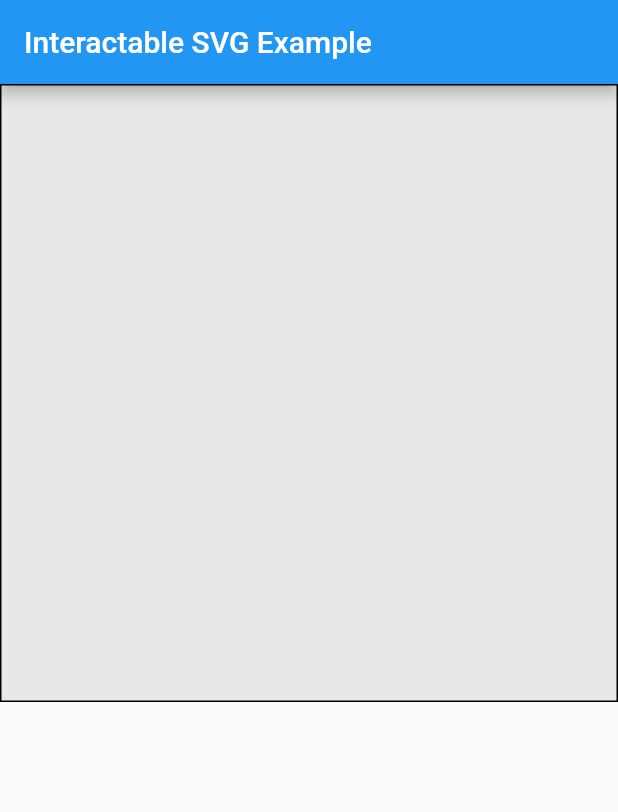
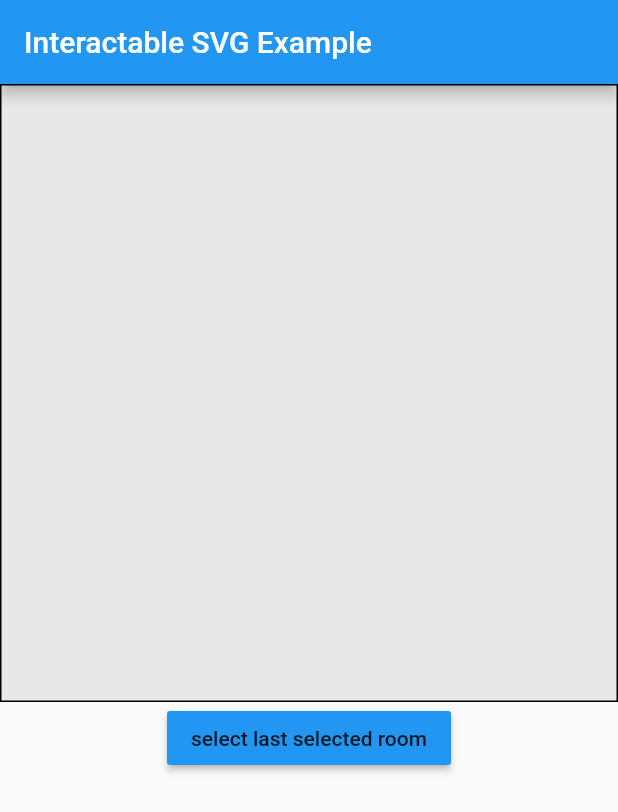
Before and after one commit to HusseinCopol/interactable_svg, a Flutter app: the screen it shows after launch, on a phone screen of 412 x 824 dp. Shown: the top 812 px of the screen. Run offline on Flutter 3.47's test engine with Material 2 defaults, Android fonts, the phone set to English and light mode, and no system bars; missing offline and left inert: svg_path_parser.

Commit message:
V 0.0.3 Added access to toggleButton and holdButton in InteractableSvgState

```diff
--- a/example/lib/main.dart
+++ b/example/lib/main.dart
@@ -8,7 +8,7 @@ void main() {
 class MyApp extends StatelessWidget {
   const MyApp({super.key});
 
-  // This widget is the root of your application.
+
   @override
   Widget build(BuildContext context) {
     return MaterialApp(
@@ -31,7 +31,7 @@ class MyHomePage extends StatefulWidget {
   @override
   State<MyHomePage> createState() => _MyHomePageState();
 }
-
+final GlobalKey<InteractableSvgState> mapKey = GlobalKey();
 class _MyHomePageState extends State<MyHomePage> {
 
 
@@ -45,7 +45,9 @@ class _MyHomePageState extends State<MyHomePage> {
 
         title: const Text("Interactable SVG Example"),
       ),
-      body: Container(
+      body: Column(
+        children: [
+          Container(
             height: MediaQuery.of(context).size.height * 0.50,
             decoration: BoxDecoration(
               border: Border.all(color: Colors.black),
@@ -59,6 +61,7 @@ class _MyHomePageState extends State<MyHomePage> {
 
 
               child:InteractableSvg(
+                key: mapKey,
                 svgAddress: "assets/floor_map.svg",
                 onChanged: (region) {
                   setState(() {
@@ -86,7 +89,17 @@ class _MyHomePageState extends State<MyHomePage> {
               ),
             ),
           ),
-       // This trailing comma makes auto-formatting nicer for build methods.
+          MaterialButton(onPressed: (){
+            if(selectedRegion!=null) {
+              mapKey.currentState?.toggleButton(selectedRegion!);
+            }
+          }
+          ,color: Colors.blue,
+            child: const Text("select last selected room"),
+          )
+        ],
+      ),
+
     );
   }
 }
--- a/lib/interactable_svg/src/constant.dart
+++ b/lib/interactable_svg/src/constant.dart
@@ -1,4 +1,3 @@
 class Constants {
-  static const MAP_REGEXP = '.* id="(.*)" name="(.*)" .* d="(.*)"';
-
+  static const mapRegexp = '.* id="(.*)" name="(.*)" .* d="(.*)"';
 }
--- a/lib/interactable_svg/src/models/region.dart
+++ b/lib/interactable_svg/src/models/region.dart
@@ -6,4 +6,4 @@ class Region {
   Path path;
 
   Region({required this.id, required this.name, required this.path});
- }
+}
--- a/lib/interactable_svg/src/models/region_area.dart
+++ b/lib/interactable_svg/src/models/region_area.dart
@@ -9,5 +9,4 @@
   bool get anyEmpty {
     return minX == null || minY == null || maxX == null || maxY == null;
   }
-
 }
```
Also changed, not shown: example/pubspec.yaml (+2 -14 lines), lib/interactable_svg/src/parser.dart (+2 -10 lines), lib/interactable_svg/src/size_controller.dart (+3 -4 lines), lib/interactable_svg/src/widgets/interactable_svg.dart (+21 -24 lines), lib/interactable_svg/src/widgets/region_painter.dart (+14 -11 lines), pubspec.yaml (+2 -7 lines), example/pubspec.lock, lib/interactable_svg/interactable_svg.dart (line endings or trailing spaces), 4 other files. Lines whose indentation alone changed are shown as unchanged.
